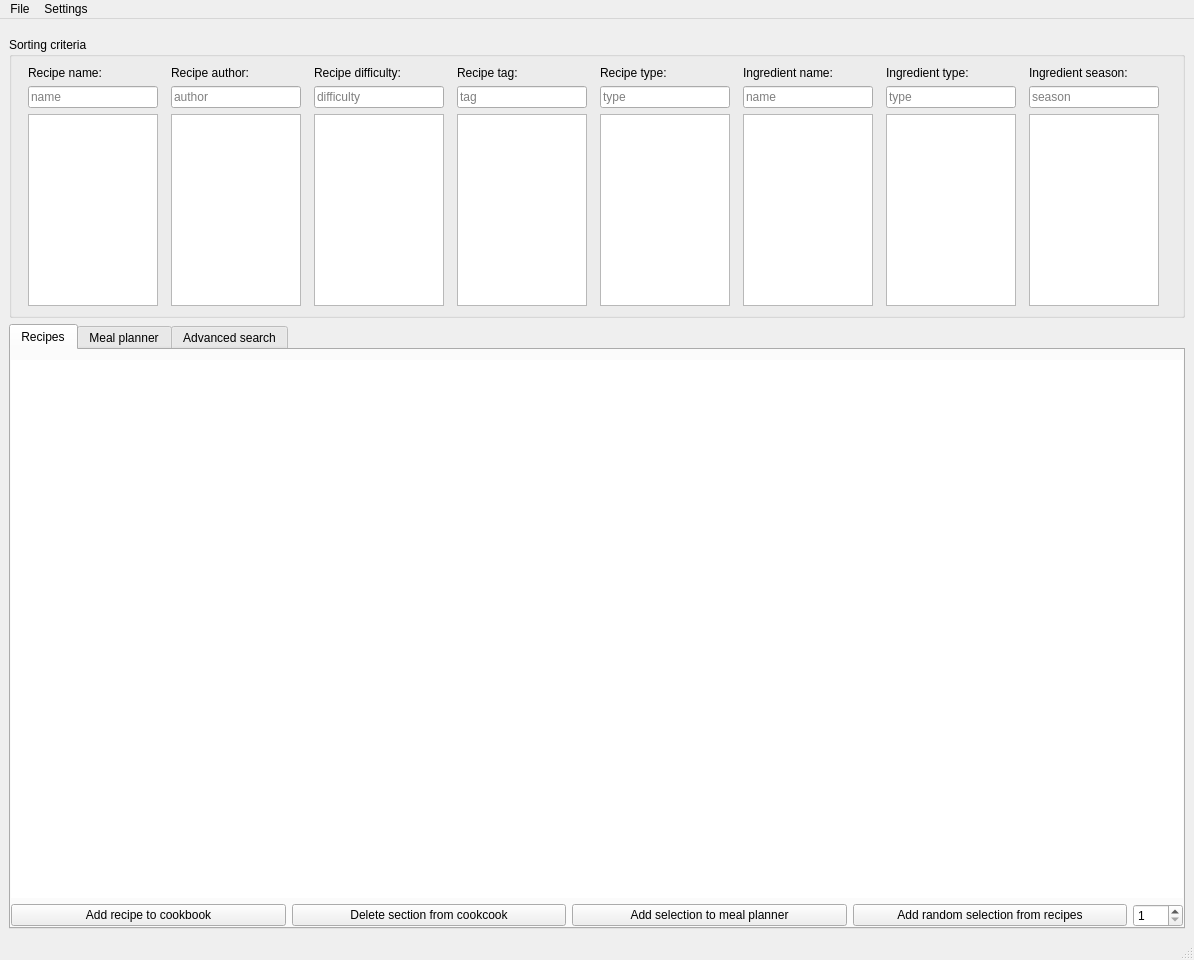
Before: the Qt Designer form main_window.ui in slevasse/foodinator, drawn with Qt 5.
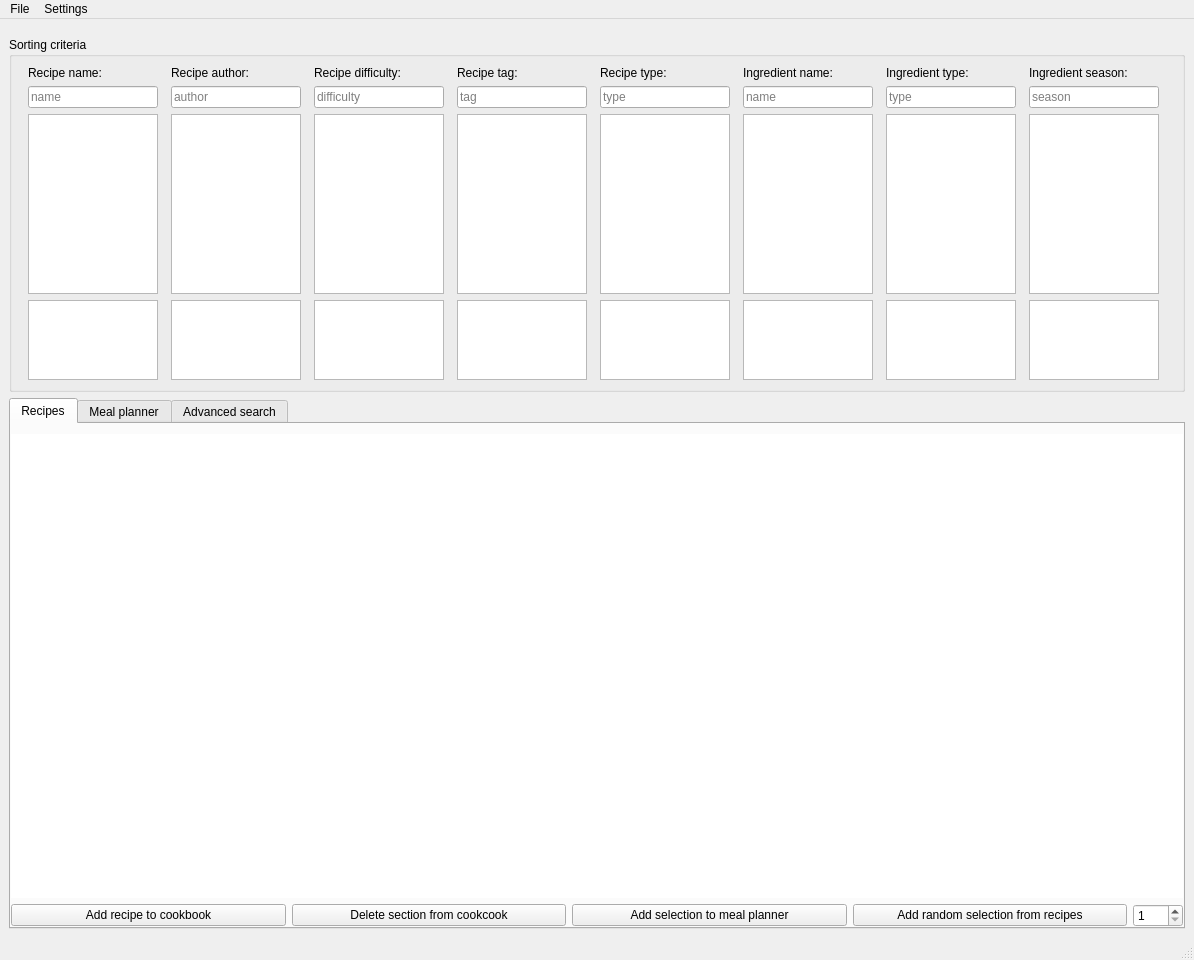
After: the same form once the commit is applied.

The edit to the form file:
```diff
--- a/main_window.ui
+++ b/main_window.ui
@@ -101,7 +101,7 @@
                 <property name="maximumSize">
                  <size>
                   <width>130</width>
-                  <height>200</height>
+                  <height>180</height>
                  </size>
                 </property>
                 <property name="selectionMode">
@@ -109,6 +109,22 @@
                 </property>
                </widget>
               </item>
+              <item>
+               <widget class="QListWidget" name="listWidget_recipe_name_selection">
+                <property name="sizePolicy">
+                 <sizepolicy hsizetype="Minimum" vsizetype="Minimum">
+                  <horstretch>0</horstretch>
+                  <verstretch>0</verstretch>
+                 </sizepolicy>
+                </property>
+                <property name="maximumSize">
+                 <size>
+                  <width>130</width>
+                  <height>80</height>
+                 </size>
+                </property>
+               </widget>
+              </item>
              </layout>
             </item>
             <item>
@@ -156,7 +172,29 @@
                 <property name="maximumSize">
                  <size>
                   <width>130</width>
-                  <height>200</height>
+                  <height>180</height>
+                 </size>
+                </property>
+               </widget>
+              </item>
+              <item>
+               <widget class="QListWidget" name="listWidget_recipe_author_selection">
+                <property name="sizePolicy">
+                 <sizepolicy hsizetype="Minimum" vsizetype="Minimum">
+                  <horstretch>0</horstretch>
+                  <verstretch>0</verstretch>
+                 </sizepolicy>
+                </property>
+                <property name="minimumSize">
+                 <size>
+                  <width>80</width>
+                  <height>0</height>
+                 </size>
+                </property>
+                <property name="maximumSize">
+                 <size>
+                  <width>130</width>
+                  <height>80</height>
                  </size>
                 </property>
                </widget>
@@ -214,7 +252,29 @@
                 <property name="maximumSize">
                  <size>
                   <width>130</width>
-                  <height>200</height>
+                  <height>180</height>
+                 </size>
+                </property>
+               </widget>
+              </item>
+              <item>
+               <widget class="QListWidget" name="listWidget_recipe_difficulty_selection">
+                <property name="sizePolicy">
+                 <sizepolicy hsizetype="Minimum" vsizetype="Minimum">
+                  <horstretch>0</horstretch>
+                  <verstretch>0</verstretch>
+                 </sizepolicy>
+                </property>
+                <property name="minimumSize">
+                 <size>
+                  <width>80</width>
+                  <height>80</height>
+                 </size>
+                </property>
+                <property name="maximumSize">
+                 <size>
+                  <width>130</width>
+                  <height>80</height>
                  </size>
                 </property>
                </widget>
@@ -269,7 +329,7 @@
                 <property name="maximumSize">
                  <size>
                   <width>130</width>
-                  <height>200</height>
+                  <height>180</height>
                  </size>
                 </property>
                 <property name="editTriggers">
@@ -280,6 +340,28 @@
                 </property>
                </widget>
               </item>
+              <item>
+               <widget class="QListWidget" name="listWidget_recipe_tag_selection">
+                <property name="sizePolicy">
+                 <sizepolicy hsizetype="Minimum" vsizetype="Minimum">
+                  <horstretch>0</horstretch>
+                  <verstretch>0</verstretch>
+                 </sizepolicy>
+                </property>
+                <property name="minimumSize">
+                 <size>
+                  <width>80</width>
+                  <height>80</height>
+                 </size>
+                </property>
+                <property name="maximumSize">
+                 <size>
+                  <width>130</width>
+                  <height>80</height>
+                 </size>
+                </property>
+               </widget>
+              </item>
              </layout>
             </item>
             <item>
@@ -327,7 +409,29 @@
                 <property name="maximumSize">
                  <size>
                   <width>130</width>
-                  <height>200</height>
+                  <height>180</height>
+                 </size>
+                </property>
+               </widget>
+              </item>
+              <item>
+               <widget class="QListWidget" name="listWidget_recipe_type_selection">
+                <property name="sizePolicy">
+                 <sizepolicy hsizetype="Minimum" vsizetype="Minimum">
+                  <horstretch>0</horstretch>
+                  <verstretch>0</verstretch>
+                 </sizepolicy>
+                </property>
+                <property name="minimumSize">
+                 <size>
+                  <width>80</width>
+                  <height>80</height>
+                 </size>
+                </property>
+                <property name="maximumSize">
+                 <size>
+                  <width>130</width>
+                  <height>80</height>
                  </size>
                 </property>
                </widget>
@@ -379,7 +483,29 @@
                 <property name="maximumSize">
                  <size>
                   <width>130</width>
-                  <height>200</height>
+                  <height>180</height>
+                 </size>
+                </property>
+               </widget>
+              </item>
+              <item>
+               <widget class="QListWidget" name="listWidget_recipe_ingredient_name_selection">
+                <property name="sizePolicy">
+                 <sizepolicy hsizetype="Minimum" vsizetype="Minimum">
+                  <horstretch>0</horstretch>
+                  <verstretch>0</verstretch>
+                 </sizepolicy>
+                </property>
+                <property name="minimumSize">
+                 <size>
+                  <width>80</width>
+                  <height>80</height>
+                 </size>
+                </property>
+                <property name="maximumSize">
+                 <size>
+                  <width>130</width>
+                  <height>80</height>
                  </size>
                 </property>
                </widget>
@@ -437,7 +563,29 @@
                 <property name="maximumSize">
                  <size>
                   <width>130</width>
-                  <height>200</height>
+                  <height>180</height>
+                 </size>
+                </property>
+               </widget>
+              </item>
+              <item>
+               <widget class="QListWidget" name="listWidget_recipe_ingredient_type_selection">
+                <property name="sizePolicy">
+                 <sizepolicy hsizetype="Minimum" vsizetype="Minimum">
+                  <horstretch>0</horstretch>
+                  <verstretch>0</verstretch>
+                 </sizepolicy>
+                </property>
+                <property name="minimumSize">
+                 <size>
+                  <width>80</width>
+                  <height>80</height>
+                 </size>
+                </property>
+                <property name="maximumSize">
+                 <size>
+                  <width>130</width>
+                  <height>80</height>
                  </size>
                 </property>
                </widget>
@@ -492,7 +640,29 @@
                 <property name="maximumSize">
                  <size>
                   <width>130</width>
-                  <height>200</height>
+                  <height>180</height>
+                 </size>
+                </property>
+               </widget>
+              </item>
+              <item>
+               <widget class="QListWidget" name="listWidget_recipe_ingredient_season_selection">
+                <property name="sizePolicy">
+                 <sizepolicy hsizetype="Minimum" vsizetype="Minimum">
+                  <horstretch>0</horstretch>
+                  <verstretch>0</verstretch>
+                 </sizepolicy>
+                </property>
+                <property name="minimumSize">
+                 <size>
+                  <width>80</width>
+                  <height>80</height>
+                 </size>
+                </property>
+                <property name="maximumSize">
+                 <size>
+                  <width>130</width>
+                  <height>80</height>
                  </size>
                 </property>
                </widget>
```
